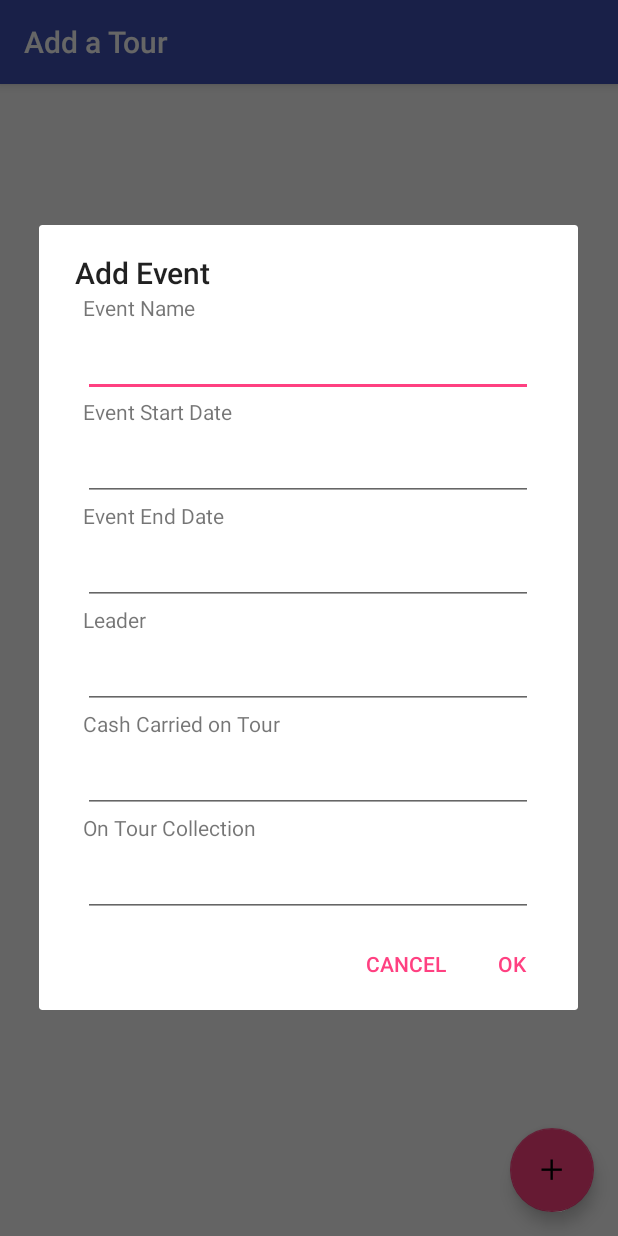
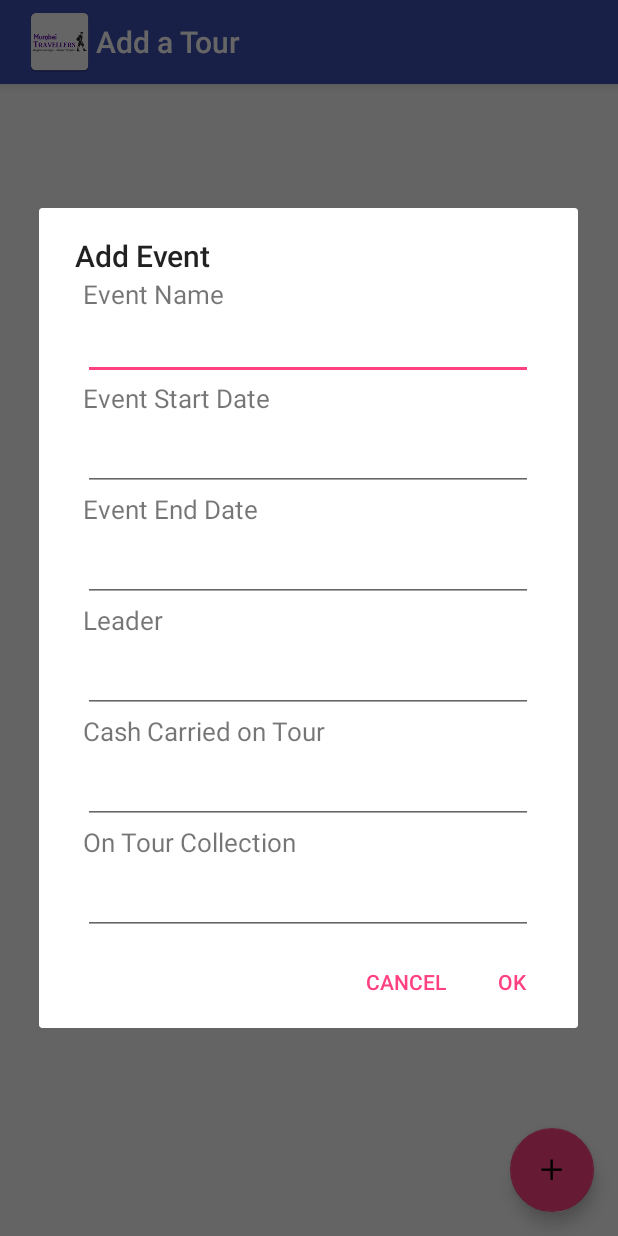
Before and after one commit to kgmalvi/Leaders, an Android app: the screen it shows after launch (TourActivity), after a tap on an icon or button, on a phone screen of 412 x 824 dp. Run offline under Robolectric (Android 15) with nearby library versions, the phone set to English and light mode, and no system bars.

```diff
--- a/app/src/main/java/in/mumbaitravellers/leaders/DBHelper/DatabaseHelper.java
+++ b/app/src/main/java/in/mumbaitravellers/leaders/DBHelper/DatabaseHelper.java
@@ -127,6 +127,8 @@ public class DatabaseHelper extends SQLiteOpenHelper {
 
         // insert row
         long tour_id = db.insert(TABLE_TOUR, null, values);
+
+        Log.e("Tour", String.valueOf(tour_id));
 
         return tour_id;
     }
--- a/app/src/main/res/layout/activity_add_new_trip.xml
+++ b/app/src/main/res/layout/activity_add_new_trip.xml
@@ -14,26 +14,28 @@
             android:id="@+id/textView"
             android:layout_width="300dp"
             android:layout_height="wrap_content"
-            android:text="Event Name" />
+            android:text="Event Name"
+            android:textSize="17dp" />
 
         <EditText
             android:id="@+id/edTxt_EventName"
             android:layout_width="300dp"
-            android:layout_height="50dp"
-            android:paddingBottom="15dp"
+            android:layout_height="wrap_content"
             android:inputType="textCapCharacters" />
 
         <TextView
             android:id="@+id/textView2"
             android:layout_width="300dp"
             android:layout_height="wrap_content"
-            android:text="Event Start Date" />
+            android:text="Event Start Date"
+            android:textSize="17dp" />
 
         <EditText
             android:id="@+id/edTxt_EventSDate"
             android:layout_width="300dp"
             android:layout_height="50dp"
             android:ems="10"
+            android:focusable="false"
             android:inputType="date" />
 
 
@@ -41,13 +43,15 @@
             android:id="@+id/textView3"
             android:layout_width="300dp"
             android:layout_height="wrap_content"
-            android:text="Event End Date" />
+            android:text="Event End Date"
+            android:textSize="17dp" />
 
         <EditText
             android:id="@+id/edTxt_EventEDate"
             android:layout_width="300dp"
             android:layout_height="50dp"
             android:ems="10"
+            android:focusable="false"
             android:inputType="date" />
 
 
@@ -55,7 +59,8 @@
             android:id="@+id/textView4"
             android:layout_width="300dp"
             android:layout_height="wrap_content"
-            android:text="Leader" />
+            android:text="Leader"
+            android:textSize="17dp" />
 
         <EditText
             android:id="@+id/edTxt_Leader"
@@ -67,7 +72,8 @@
             android:id="@+id/textView5"
             android:layout_width="300dp"
             android:layout_height="wrap_content"
-            android:text="Cash Carried on Tour" />
+            android:text="Cash Carried on Tour"
+            android:textSize="17dp" />
 
         <EditText
             android:id="@+id/edTxt_CashCarried"
@@ -80,7 +86,8 @@
             android:id="@+id/textView6"
             android:layout_width="300dp"
             android:layout_height="wrap_content"
-            android:text="On Tour Collection" />
+            android:text="On Tour Collection"
+            android:textSize="17dp" />
 
         <EditText
             android:id="@+id/edTxt_TourCollection"
--- a/app/src/main/res/values/strings.xml
+++ b/app/src/main/res/values/strings.xml
@@ -2,7 +2,7 @@
     <string name="app_name">MT Leaders</string>
     <string name="action_settings">Settings</string>
     <string name="title_activity_expense">ExpenseActivity</string>
-    <string name="expense_prompt">Choose expense type.</string>
+    <string name="expense_prompt">Choose expense type</string>
 
     <string-array name="expense_type_array">
         <item>Accommodation</item>
```
Also changed, not shown: app/src/main/java/in/mumbaitravellers/leaders/activity/ExpenseActivity.java (+17 -0 lines), app/src/main/java/in/mumbaitravellers/leaders/activity/TourActivity.java (+74 -3 lines), app/src/main/res/layout/activity_add_new_expense.xml (+13 -8 lines).
